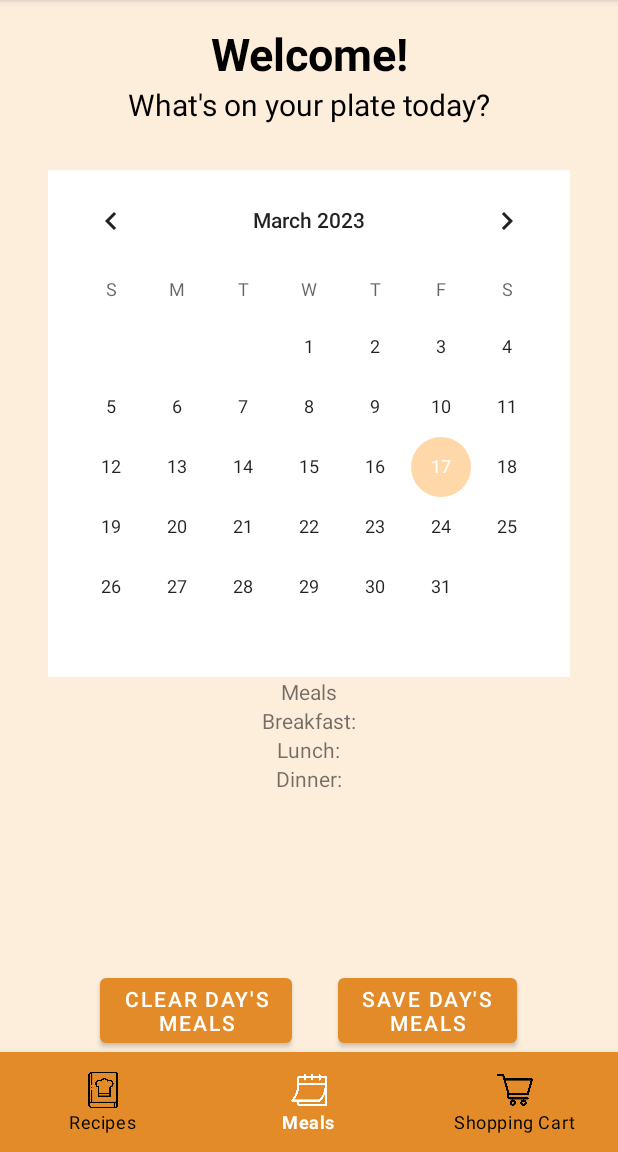
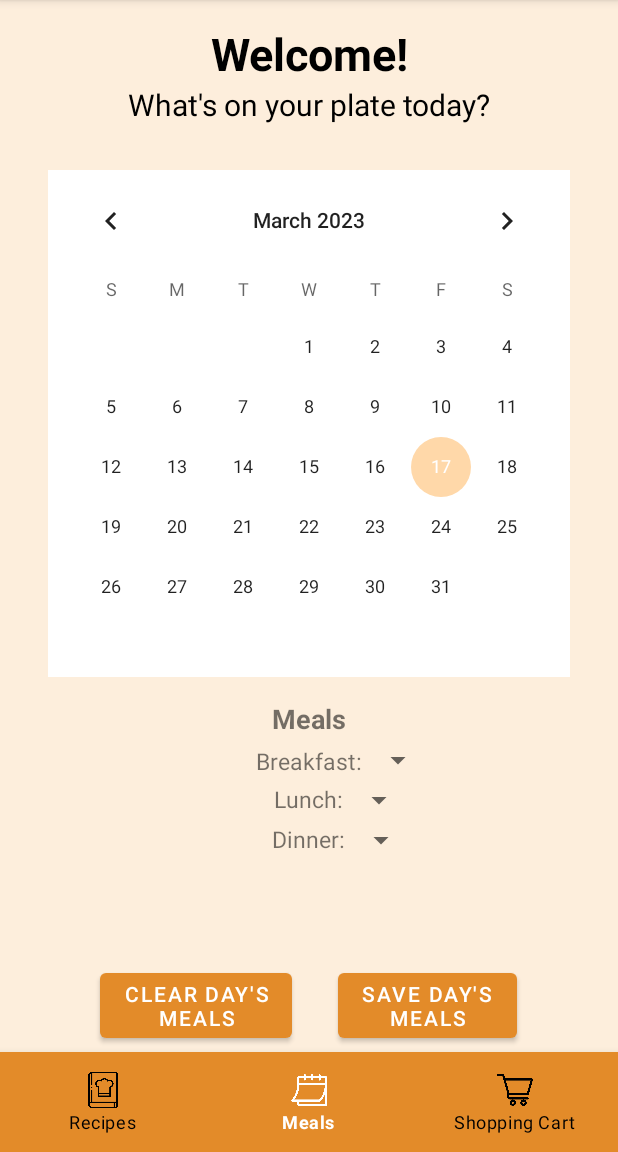
Before and after one commit to Jngrasley/ESOF0152-MealApp, an Android app: the screen it shows after launch (MainActivity), on a phone screen of 412 x 824 dp, the part 84-1236 px from its top. Run offline under Robolectric (Android 15) with nearby library versions, the phone set to English and light mode, and no system bars.

Commit message:
added daily meal labels and spinners to the page, will adjust layouts later.

```diff
--- a/app/src/main/res/layout/activity_main.xml
+++ b/app/src/main/res/layout/activity_main.xml
@@ -11,7 +11,6 @@
             android:layout_width="match_parent"
             android:layout_height="match_parent"
             android:layout_above="@id/calendar_buttons"
-
                 >
                 <RelativeLayout
                     android:layout_width="match_parent"
@@ -28,7 +27,6 @@
                             android:gravity="center_horizontal"
                             android:textColor="@color/black"
                             />
-
                         <TextView
                             android:id="@+id/body_text_box"
                             android:layout_width="match_parent"
@@ -39,7 +37,6 @@
                             android:gravity="center_horizontal"
                             android:textColor="@color/black"
                             />
-
                         <CalendarView
                             android:id="@+id/mealsCalendar"
                             android:layout_width="wrap_content"
@@ -49,59 +46,95 @@
                             android:layout_marginTop="30dp"
                             android:background="@color/cardview_light_background"
                             />
-
                         <TextView
                             android:id="@+id/daily_meals_title"
                             android:layout_width="wrap_content"
                             android:layout_height="wrap_content"
                             android:text="@string/meals_title"
                             android:layout_below="@id/mealsCalendar"
+                            android:layout_marginTop="15dp"
+                            android:textStyle="bold"
+                            android:textSize="18sp"
                             android:layout_centerHorizontal="true"
+                            android:layout_marginBottom="5dp"
                             />
 
                         <TextView
                             android:id="@+id/daily_breakfast"
                             android:layout_width="wrap_content"
-                            android:layout_height="wrap_content"
+                            android:layout_height="20dp"
                             android:text="@string/breakfast_daily_meal"
                             android:layout_below="@id/daily_meals_title"
+
+                            android:textSize="15sp"
                             android:layout_centerHorizontal="true"
+                            android:layout_marginBottom="5dp"
                             />
+                        <Spinner
+                            android:id="@+id/daily_breakfast_spinner"
+                            android:layout_width="wrap_content"
+                            android:layout_height="20dp"
+                            android:layout_toRightOf="@id/daily_breakfast"
+                            android:layout_alignBottom="@id/daily_breakfast"
+                            />
+
                         <TextView
                             android:id="@+id/daily_lunch"
                             android:layout_width="wrap_content"
                             android:layout_height="wrap_content"
                             android:text="@string/lunch_daily_meal"
                             android:layout_below="@id/daily_breakfast"
+
+                            android:textSize="15sp"
                             android:layout_centerHorizontal="true"
+                            android:layout_marginBottom="5dp"
                             />
+                        <Spinner
+                            android:id="@+id/daily_lunch_spinner"
+                            android:layout_width="wrap_content"
+                            android:layout_height="20dp"
+                            android:layout_toRightOf="@id/daily_lunch"
+                            android:layout_alignBottom="@id/daily_lunch"
+                            />
+
                         <TextView
                             android:id="@+id/daily_dinner"
                             android:layout_width="wrap_content"
                             android:layout_height="wrap_content"
                             android:text="@string/dinner_daily_meal"
                             android:layout_below="@id/daily_lunch"
+
+                            android:textSize="15sp"
                             android:layout_centerHorizontal="true"
+                            android:layout_marginBottom="5dp"
+                            />
+                        <Spinner
+                            android:id="@+id/daily_dinner_spinner"
+                            android:layout_width="wrap_content"
+                            android:layout_height="20dp"
+                            android:layout_toRightOf="@id/daily_dinner"
+                            android:layout_alignBottom="@id/daily_dinner"
                             />
                 </RelativeLayout>
         </ScrollView>
-
         <LinearLayout
             android:id="@+id/calendar_buttons"
             android:layout_width="match_parent"
             android:layout_height="wrap_content"
             android:orientation="horizontal"
             android:layout_above="@id/bottomNavMenu"
+            android:layout_marginBottom="3dp"
             android:gravity="center"
             >
                 <Button
+                    android:id="@+id/calendar_button_clear"
                     android:layout_width="wrap_content"
                     android:layout_height="wrap_content"
                     android:text="Clear Day's\nMeals"
                     android:layout_marginEnd="15dp"
                     />
-
                 <Button
+                    android:id="@+id/calendar_button_save"
                     android:layout_width="wrap_content"
                     android:layout_height="wrap_content"
                     android:text="Save Day's\nMeals"
@@ -124,5 +157,4 @@
             app:itemTextColor="@drawable/bottom_nav_selector"
             app:itemIconTint="@drawable/bottom_nav_selector"
             />
-
 </RelativeLayout>
```
